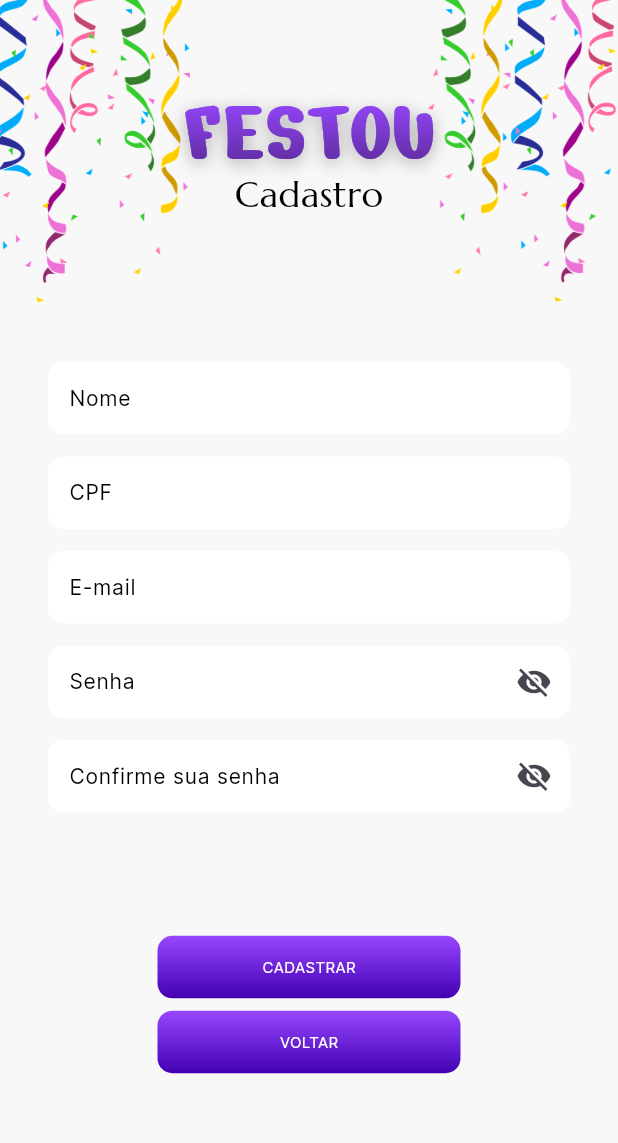
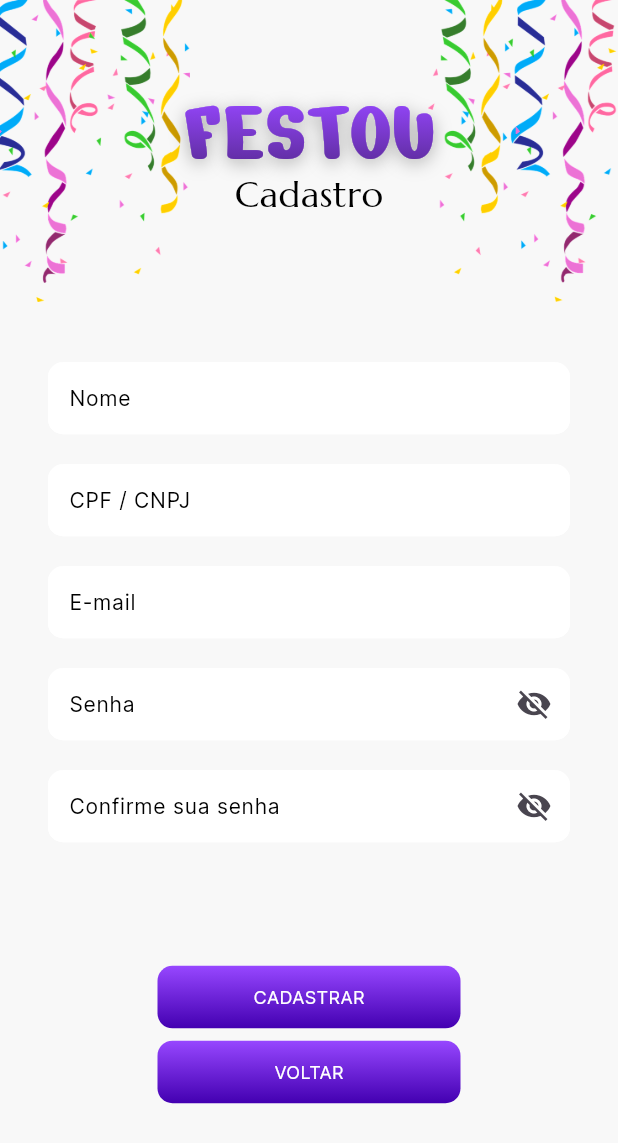
Before and after one commit to rodrigoaugusto99/git_flutter_festou, a Flutter app: the UserRegisterPage screen opened by its route, on a phone screen of 412 x 824 dp. Shown: the top 1143 px of the screen. Run offline on Flutter 3.47's test engine with Material 3 defaults, Android fonts, the phone set to English and light mode, and no system bars; our stand-ins replace animate_do, calendar_date_picker2, carousel_slider, cloud_firestore, emoji_picker_flutter, firebase_auth and 21 more; missing offline and left inert: image_painter, search_cep, social_share, svg_flutter, validatorless; accounts and stored records are empty; generated files the repository leaves out were written again; project files that could hold a hidden picture were left out.

Commit message:
FESTOU-156 - Some more adjustments

```diff
--- a/lib/src/features/register/user/user_register_page.dart
+++ b/lib/src/features/register/user/user_register_page.dart
@@ -168,9 +168,9 @@ class _UserRegisterPageState extends ConsumerState<UserRegisterPage> {
                           controller: nameEC,
                           validator: userRegisterVM.validateName(),
                         ),
-                        const SizedBox(height: 15),
+                        const SizedBox(height: 20),
                         CustomTextformfield(
-                          label: 'CPF',
+                          label: 'CPF / CNPJ',
                           controller: cpfEC,
                           validator: userRegisterVM.validateCpf(),
                           inputFormatters: [
@@ -181,13 +181,13 @@ class _UserRegisterPageState extends ConsumerState<UserRegisterPage> {
                             )
                           ],
                         ),
-                        const SizedBox(height: 15),
+                        const SizedBox(height: 20),
                         CustomTextformfield(
                           label: 'E-mail',
                           controller: emailEC,
                           validator: userRegisterVM.validateEmail(),
                         ),
-                        const SizedBox(height: 15),
+                        const SizedBox(height: 20),
                         CustomTextformfield(
                           hasEye: true,
                           obscureText: true,
@@ -195,7 +195,7 @@ class _UserRegisterPageState extends ConsumerState<UserRegisterPage> {
                           controller: passwordEC,
                           validator: userRegisterVM.validatePassword(),
                         ),
-                        const SizedBox(height: 15),
+                        const SizedBox(height: 20),
                         CustomTextformfield(
                           hasEye: true,
                           obscureText: true,
@@ -231,7 +231,7 @@ class _UserRegisterPageState extends ConsumerState<UserRegisterPage> {
                                 'CADASTRAR',
                                 style: TextStyle(
                                   color: Colors.white,
-                                  fontSize: 10,
+                                  fontSize: 12,
                                   fontWeight: FontWeight.w400,
                                 ),
                               ),
@@ -263,7 +263,7 @@ class _UserRegisterPageState extends ConsumerState<UserRegisterPage> {
                                 'VOLTAR',
                                 style: TextStyle(
                                   color: Colors.white,
-                                  fontSize: 10,
+                                  fontSize: 12,
                                   fontWeight: FontWeight.w400,
                                 ),
                               ),
```
Also changed, not shown: pubspec.lock.
